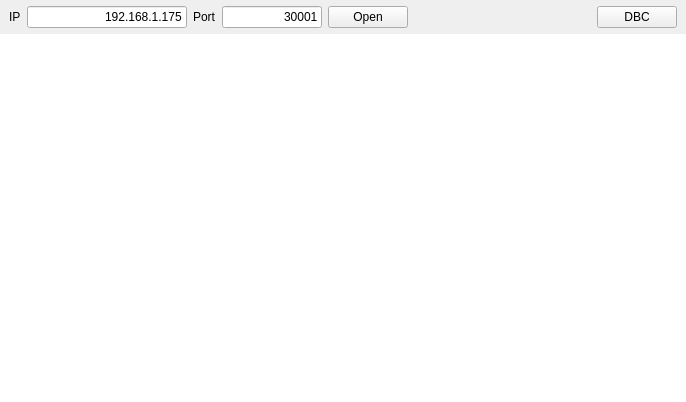
First picture: the form in ui/mainwindow.ui, repository mwkpe/tincan, before the edit.
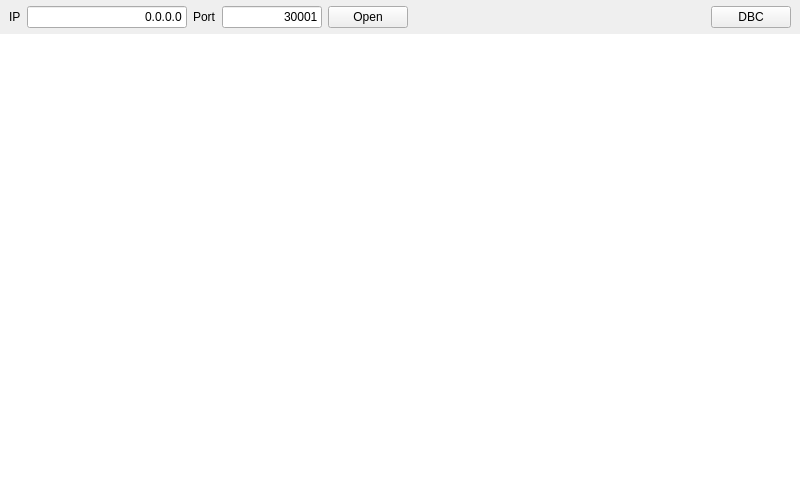
Second picture: the form after the edit.

Commit message: Change default IP

```diff
--- a/ui/mainwindow.ui
+++ b/ui/mainwindow.ui
@@ -6,8 +6,8 @@
    <rect>
     <x>0</x>
     <y>0</y>
-    <width>686</width>
-    <height>402</height>
+    <width>800</width>
+    <height>480</height>
    </rect>
   </property>
   <property name="windowTitle">
@@ -60,7 +60,7 @@
          </size>
         </property>
         <property name="text">
-         <string>192.168.1.175</string>
+         <string>0.0.0.0</string>
         </property>
         <property name="alignment">
          <set>Qt::AlignRight|Qt::AlignTrailing|Qt::AlignVCenter</set>
```
Left out of the diff: 2 changed lines with no effect on the pictures.
